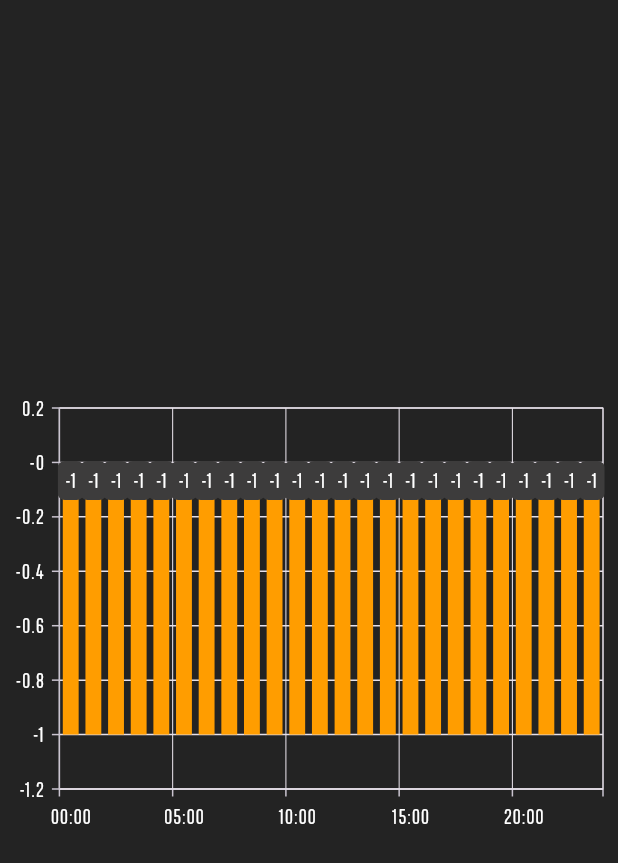
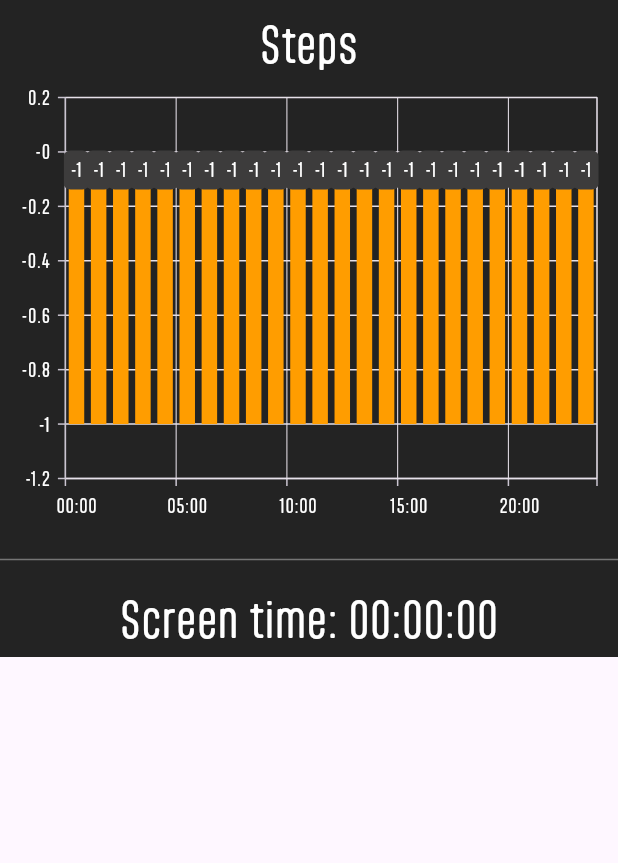
Before and after one commit to matakom/FitLife, a Flutter app: the Home screen opened directly, on a phone screen of 412 x 824 dp. Shown: the top 863 px of the screen. Run offline on Flutter 3.47's test engine with Material 3 defaults, Android fonts, the phone set to English and light mode, and no system bars; our stand-ins replace firebase_auth, firebase_core, google_sign_in, loading_animation_widget, permission_handler and 1 more; missing offline and left inert: dart:ffi, health; accounts and stored records are empty.

Commit message:
Loading, caching data, app names semi working

```diff
--- /dev/null
+++ b/frontend/fit_life/lib/appData.dart
@@ -0,0 +1,12 @@
+import 'dart:collection';
+import 'package:fit_life/steps.dart';
+import 'package:flutter/material.dart';
+import 'data.dart';
+
+class appData{
+  static List<StepData> data = <StepData>[];
+  static List<Data> dataList = <Data>[];
+  static Map<String, List<AppEvent>> sortedEvents = <String, List<AppEvent>>{};
+  static LinkedHashMap sortedTimeMap = LinkedHashMap();
+  static List<Widget> sortedTimeMapWidgets = <Widget>[];
+}
--- a/frontend/fit_life/lib/colors.dart
+++ b/frontend/fit_life/lib/colors.dart
@@ -2,8 +2,6 @@
 import 'dart:ui';
 
 class colors{
-
-
   static const titleBlack = Color(0xff121212);
   static const backgroundGrey = Color(0xff232323);
   static const lightShadow = Color(0xff3D3C3C);
--- a/frontend/fit_life/lib/data.dart
+++ b/frontend/fit_life/lib/data.dart
@@ -89,8 +89,8 @@ String eventTypeToString(int eventType, String eventName) {
       return 'DEVICE_SHUTDOWN';
     case 27:
       return 'DEVICE_STARTUP';
-
     default:
+      print('Unknown event type: $eventType for event: $eventName');
       return 'UNKNOWN_EVENT_TYPE';
   }
 }
--- a/frontend/fit_life/lib/home.dart
+++ b/frontend/fit_life/lib/home.dart
@@ -1,3 +1,4 @@
+import 'dart:collection';
 import 'dart:convert';
 import 'package:flutter/material.dart';
 import 'package:flutter/services.dart';
@@ -7,13 +8,11 @@ import 'steps.dart';
 import 'package:intl/intl.dart';
 import 'colors.dart';
 import 'data.dart';
+import 'appData.dart';
+import 'package:loading_animation_widget/loading_animation_widget.dart';
 
 const methodChannel = MethodChannel('kotlinChannel');
 health.health healthFactory = health.health();
-List<StepData> data = <StepData>[];
-
-
-
 
 
 class Home extends StatefulWidget {
@@ -24,92 +23,183 @@ class Home extends StatefulWidget {
 }
 
 class _HomeState extends State<Home> {
-
+  Duration interactive = Duration.zero;
 
   @override
   void initState() {
+    super.initState();
+    getUsageStats();
+  }
 
-    super.initState();
-/*
-    _listener = AppLifecycleListener(
-      onDetach: () => server.Connection.steps(),
-      onRestart: () => server.Connection.steps(),
-      onHide: () => server.Connection.steps(),
-      onPause: () => server.Connection.steps(),
-      onInactive: () => server.Connection.steps(),
-    );
-*/
-
-    getUsageStats();
-
-  }
   Future<void> getUsageStats() async {
     try {
-    List<dynamic> jsonList = jsonDecode(await methodChannel.invokeMethod('getUsageStats'));
+      List<dynamic> jsonList =
+          jsonDecode(await methodChannel.invokeMethod('getUsageStats'));
 
-    List<Data> dataList = jsonList.map((json) => Data.fromJson(json)).toList();
+      appData.dataList = jsonList.map((json) => Data.fromJson(json)).toList();
 
-    Map<String, List<AppEvent>> sortedEvents = parseEvents(dataList);
+      appData.sortedEvents = parseEvents(appData.dataList);
 
       int milliSeconds = 0;
       int previousTimeStamp = -1;
 
-    dataList.forEach((element) {
-      if(element.type == 15 || element.type == 16){
-        if(element.type == 15){
+      appData.dataList.forEach((element) {
+        if (element.type == 15 || element.type == 16) {
+          if (element.type == 15) {
             previousTimeStamp = element.timeStamp.millisecondsSinceEpoch;
-        }
-        else if (previousTimeStamp != -1){
-          milliSeconds += element.timeStamp.millisecondsSinceEpoch - previousTimeStamp;
+          } else if (previousTimeStamp != -1) {
+            milliSeconds +=
+                element.timeStamp.millisecondsSinceEpoch - previousTimeStamp;
             previousTimeStamp = -1;
           }
         }
       });
 
-    if(previousTimeStamp != -1){
-      milliSeconds += DateTime.now().millisecondsSinceEpoch - previousTimeStamp;
+      if (previousTimeStamp != -1) {
+        milliSeconds +=
+            DateTime.now().millisecondsSinceEpoch - previousTimeStamp;
       }
 
-    Duration interactive = Duration(milliseconds: milliSeconds);
+      setState(() {
+        interactive = Duration(milliseconds: milliSeconds);
+      });
 
       print("-------------------------");
       print("Interactive: ${interactive.toString()}");
       print("-------------------------");
-    print("LENGTH: ${dataList.length}");
+      print("LENGTH: ${appData.dataList.length}");
       print("-------------------------");
 
+      Map<String, int> timeMap = {};
 
+      appData.sortedEvents.forEach((key, value) {
+        int start = -1;
+        value.forEach((element) {
+          if (element.type == "ACTIVITY_RESUMED" && start == -1) {
+            start = element.time.millisecondsSinceEpoch;
+          } else if ((element.type == "ACTIVITY_STOPPED") && start != -1) {
+            timeMap[key] = element.time.millisecondsSinceEpoch - start + (timeMap[key] ?? 0);
+            start = -1;
+          }
+        });
+        if (start != -1) {
+          timeMap[key] = DateTime.now().millisecondsSinceEpoch -
+              start +
+              (timeMap[key] ?? 0);
+        }
+      });
 
+      List mapKeys = timeMap.keys.toList(growable: false);
+      mapKeys.sort((a, b) => timeMap[b]!.compareTo(timeMap[a]!));
+      appData.sortedTimeMap = LinkedHashMap();
+      mapKeys.forEach((key) => appData.sortedTimeMap[key] = timeMap[key]);
 
-
-    // List<int> test = List<int>.filled(100, 0);;
-    // dataList.forEach((element) {
-    //   test[element.type] = test[element.type] + 1;
-    //   //print("Code: ${element.type} | Name: ${element.name} | Time: ${element.timeStamp}");
-    // });
-
-    // for(int i = 0; i < 100; i++){
-    //   if(test[i] > 0){
-    //     print("Code: ${i} | Count: ${test[i]}");
-    //   }
-    // }
-
+      for (var key in appData.sortedTimeMap.keys) {
+        appData.sortedTimeMapWidgets.add(
+          ScreenTimeFrame(
+              name: key,
+              time: '${Duration(milliseconds: appData.sortedTimeMap[key])
+                      .inHours
+                      .toString()
+                      .padLeft(2, '0')}:${(Duration(milliseconds: appData.sortedTimeMap[key]).inMinutes % 60)
+                      .toString()
+                      .padLeft(2, '0')}:${(Duration(milliseconds: appData.sortedTimeMap[key]).inSeconds % 60)
+                      .toString()
+                      .padLeft(2, '0')}'),
+        );
       }
-  on PlatformException catch (e) {
+    } on PlatformException catch (e) {
       print("Failed to get usage stats: '$e'.");
+      rethrow;
     }
   }
 
   @override
   Widget build(BuildContext context) {
     return Scaffold(
-        body: Container(
+      body: SingleChildScrollView(
+        child: Container(
           color: colors.backgroundGrey,
-          child: const Center(
+          child: Center(
             child: Column(
               mainAxisAlignment: MainAxisAlignment.center,
               children: <Widget>[
-                Graph(),
+                const Padding(
+                  padding: EdgeInsets.only(top: 8.0),
+                  child: Text(
+                    'Steps',
+                    style: TextStyle(color: colors.white, fontSize: 30),
+                  ),
+                ),
+                const Graph(),
+                lineDivider(),
+                Padding(
+                  padding: const EdgeInsets.only(bottom: 4.0),
+                  child: Text(
+                    'Screen time: ${interactive.inHours.toString().padLeft(2, '0')}:${interactive.inMinutes.remainder(60).toString().padLeft(2, '0')}:${interactive.inSeconds.remainder(60).toString().padLeft(2, '0')}',
+                    style: const TextStyle(color: colors.white, fontSize: 30),
+                  ),
+                ),
+                ...appData.sortedTimeMapWidgets
+              ],
+            ),
+          ),
+        ),
+      ),
+    );
+  }
+}
+
+Widget lineDivider() {
+  return const Padding(
+    padding: EdgeInsets.symmetric(vertical: 10.0),
+    child: Divider(
+      color: colors.whiteSmallOpacity,
+      thickness: 1,
+    ),
+  );
+}
+
+class ScreenTimeFrame extends StatefulWidget {
+  final String name;
+  final String time;
+
+  const ScreenTimeFrame({super.key, required this.name, required this.time});
+
+  @override
+  State<ScreenTimeFrame> createState() => _ScreenTimeFrameState();
+}
+
+class _ScreenTimeFrameState extends State<ScreenTimeFrame> {
+  @override
+  Widget build(BuildContext context) {
+    return Padding(
+      padding: const EdgeInsets.only(bottom: 2.0),
+      child: Card(
+        shape: RoundedRectangleBorder(
+          borderRadius: BorderRadius.circular(40),
+        ),
+        elevation: 5,
+        child: Container(
+          padding: const EdgeInsets.all(10),
+          width: MediaQuery.of(context).size.width * 0.8,
+          decoration: BoxDecoration(
+            border: Border.all(color: colors.orange),
+            color: colors.titleBlack,
+            borderRadius: BorderRadius.circular(20),
+          ),
+          child: Column(
+            children: [
+              Column(
+                children: [
+                  Text(widget.name,
+                      style:
+                          const TextStyle(fontSize: 20, color: colors.white)),
+                  Text(widget.time,
+                      style:
+                          const TextStyle(fontSize: 16, color: colors.white)),
+                ],
+              ),
             ],
           ),
         ),
@@ -117,6 +207,7 @@ Future<void> getUsageStats() async {
     );
   }
 }
+
 class Graph extends StatefulWidget {
   const Graph({super.key});
 
@@ -125,12 +216,11 @@ class Graph extends StatefulWidget {
 }
 
 class _GraphState extends State<Graph> {
-
   Future<List<StepData>>? _dataFuture;
   late List<StepData> _data;
 
   @override
-  void initState(){
+  void initState() {
     super.initState();
     _dataFuture = healthFactory.getStepsFromLastDay();
   }
@@ -139,53 +229,96 @@ class _GraphState extends State<Graph> {
   Widget build(BuildContext context) {
     return FutureBuilder<List<StepData>>(
       future: _dataFuture,
-      builder: (context, snapshot){
-        if(snapshot.connectionState == ConnectionState.waiting){
-          return Placeholder();
+      builder: (context, snapshot) {
+        if (snapshot.connectionState == ConnectionState.waiting) {
+          if(appData.data.isEmpty){
+            return Padding(
+              padding: const EdgeInsets.all(100.0),
+              child: LoadingAnimationWidget.inkDrop(color: colors.orange, size: 50),
+            );
           }
-        else if(snapshot.hasError){
-          return Text('Error: ${snapshot.error}');
-        }
-        else{
-          _data = snapshot.data!;
-          return SfCartesianChart(
+          return Padding(
+            padding: const EdgeInsets.only(top: 4.0, left: 4.0, right: 4.0),
+            child: SfCartesianChart(
                 primaryXAxis: const CategoryAxis(
                   labelStyle: TextStyle(color: colors.white),
                 ),
                 primaryYAxis: const NumericAxis(
                   labelStyle: TextStyle(color: colors.white),
-
                   majorGridLines: MajorGridLines(
                     width: 1,
                   ),
-              minorGridLines: MinorGridLines(
-                width: 1,
-                color: colors.whiteSmallOpacity
-              ),
+                  minorGridLines:
+                      MinorGridLines(width: 1, color: colors.whiteSmallOpacity),
                   minorTicksPerInterval: 1,
                 ),
                 legend: const Legend(isVisible: false),
                 tooltipBehavior: TooltipBehavior(enable: true),
-            palette: const [colors.orange],
+                palette: const [
+                  colors.orange
+                ],
                 series: <CartesianSeries<StepData, String>>[
                   ColumnSeries<StepData, String>(
-                  dataSource: _data,
-                  xValueMapper: (StepData steps, _) => DateFormat.Hm().format(steps.time).toString(),
+                      dataSource: appData.data,
+                      xValueMapper: (StepData steps, _) =>
+                          DateFormat.Hm().format(steps.time).toString(),
                       yValueMapper: (StepData steps, _) => steps.steps,
-                  animationDuration: 2000,
+                      animationDuration: 0,
                       name: 'Steps',
-                  dataLabelSettings: const DataLabelSettings(isVisible: true,
+                      dataLabelSettings: const DataLabelSettings(
+                        isVisible: true,
                         labelAlignment: ChartDataLabelAlignment.top,
                         offset: Offset(0, 20),
                         color: colors.lightShadow,
                         showZeroValue: false,
                         alignment: ChartAlignment.far,
                       )),
-            ]);
+                ]),
+          );
+        } else if (snapshot.hasError) {
+          return Text('Error: ${snapshot.error}');
+        } else {
+          _data = snapshot.data!;
+          return Padding(
+            padding: const EdgeInsets.only(top: 4.0, left: 4.0, right: 4.0),
+            child: SfCartesianChart(
+                primaryXAxis: const CategoryAxis(
+                  labelStyle: TextStyle(color: colors.white),
+                ),
+                primaryYAxis: const NumericAxis(
+                  labelStyle: TextStyle(color: colors.white),
+                  majorGridLines: MajorGridLines(
+                    width: 1,
+                  ),
+                  minorGridLines:
+                      MinorGridLines(width: 1, color: colors.whiteSmallOpacity),
+                  minorTicksPerInterval: 1,
+                ),
+                legend: const Legend(isVisible: false),
+                tooltipBehavior: TooltipBehavior(enable: true),
+                palette: const [
+                  colors.orange
+                ],
+                series: <CartesianSeries<StepData, String>>[
+                  ColumnSeries<StepData, String>(
+                      dataSource: _data,
+                      xValueMapper: (StepData steps, _) =>
+                          DateFormat.Hm().format(steps.time).toString(),
+                      yValueMapper: (StepData steps, _) => steps.steps,
+                      animationDuration: 0,
+                      name: 'Steps',
+                      dataLabelSettings: const DataLabelSettings(
+                        isVisible: true,
+                        labelAlignment: ChartDataLabelAlignment.top,
+                        offset: Offset(0, 20),
+                        color: colors.lightShadow,
+                        showZeroValue: false,
+                        alignment: ChartAlignment.far,
+                      )),
+                ]),
+          );
         }
       },
-
     );
-
   }
 }
--- a/frontend/fit_life/pubspec.yaml
+++ b/frontend/fit_life/pubspec.yaml
@@ -18,6 +18,7 @@ dependencies:
   sensors_plus: ^5.0.1
   health: ^10.2.0
   syncfusion_flutter_charts: ^25.1.42+1
+  loading_animation_widget: ^1.2.1
 
 dev_dependencies:
   flutter_test:
```
Also changed, not shown: frontend/fit_life/lib/health.dart (+5 -2 lines), frontend/fit_life/pubspec.lock, 1 other file. Lines whose indentation alone changed are shown as unchanged.
